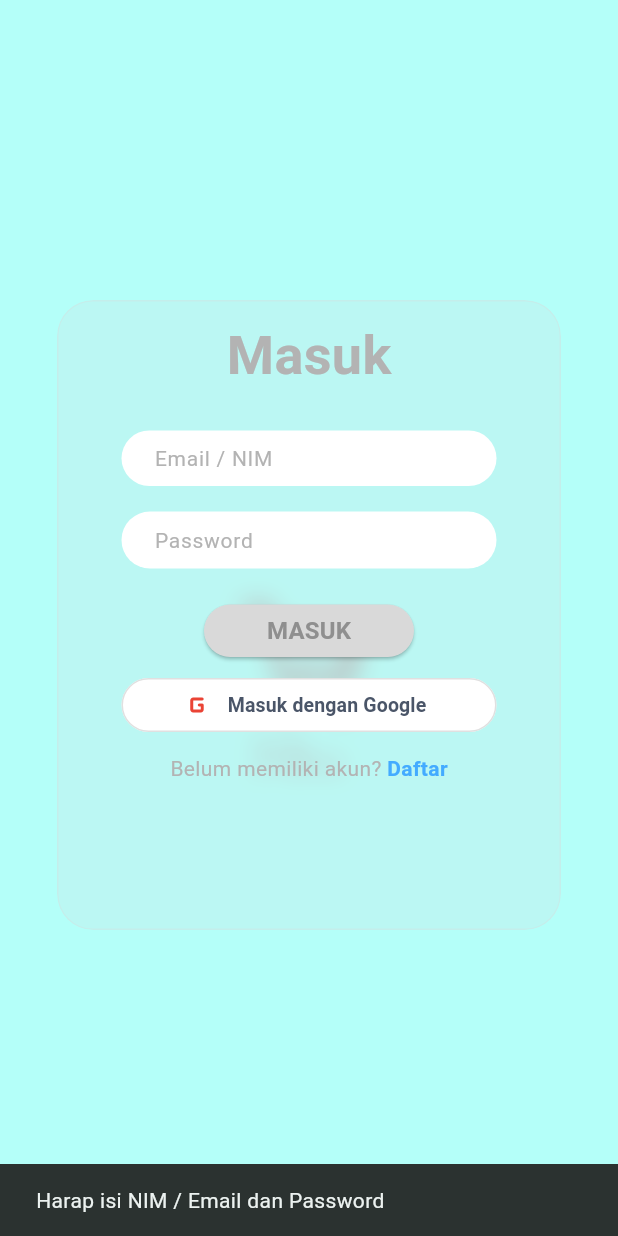
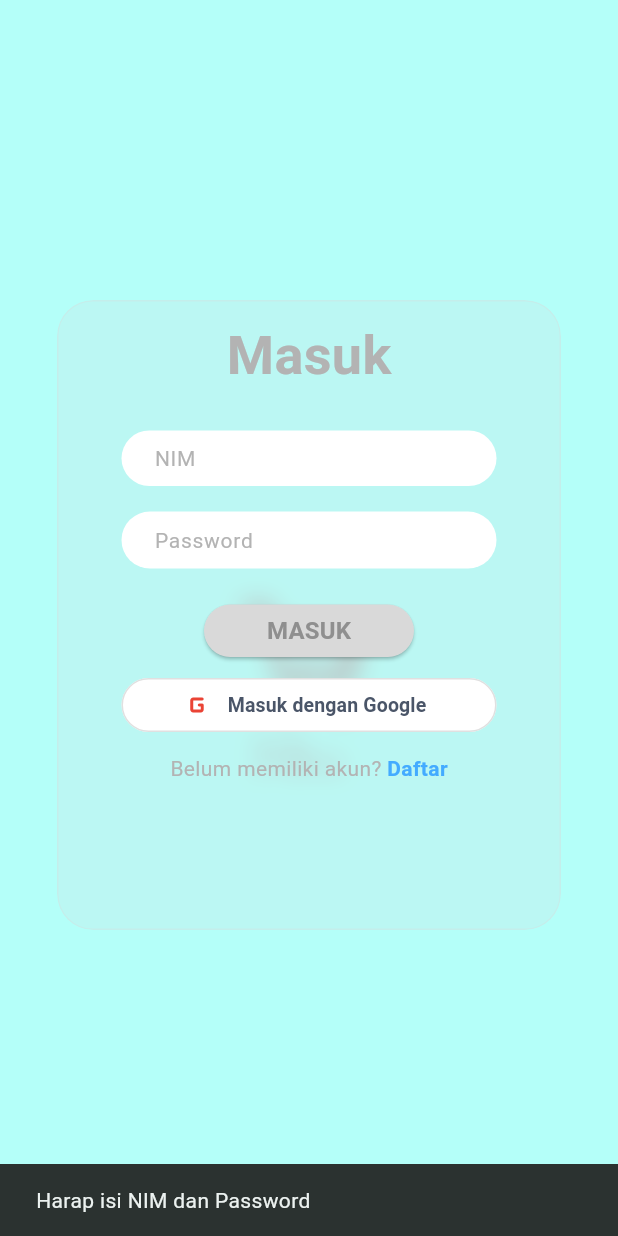
Before and after one commit to DAC8686/market_kampus, a Flutter app: the screen it shows after launch, after a tap on "MASUK", on a phone screen of 412 x 824 dp. Run offline on Flutter 3.47's test engine with Material 3 defaults, Android fonts, the light colour scheme and no system bars; our stand-ins replace connectivity_plus, firebase_core, firebase_messaging, flutter_rating_bar, flutter_svg, google_fonts and 5 more; accounts and stored records are empty.

Commit message:
refactor(auth): keep login strictly NIM & password while register captures email

```diff
--- a/apps/mobile/lib/features/auth/login_page.dart
+++ b/apps/mobile/lib/features/auth/login_page.dart
@@ -50,12 +50,12 @@ class _LoginPageState extends State<LoginPage> {
   }
 
   Future<void> _signIn() async {
-    final nimOrEmail = _nimController.text.trim();
+    final nimInput = _nimController.text.trim();
     final password = _passwordController.text.trim();
 
-    if (nimOrEmail.isEmpty || password.isEmpty) {
+    if (nimInput.isEmpty || password.isEmpty) {
       ScaffoldMessenger.of(context).showSnackBar(
-        const SnackBar(content: Text("Harap isi NIM / Email dan Password")),
+        const SnackBar(content: Text("Harap isi NIM dan Password")),
       );
       return;
     }
@@ -63,7 +63,18 @@ class _LoginPageState extends State<LoginPage> {
     setState(() => _isLoading = true);
 
     try {
-      final email = nimOrEmail.contains('@') ? nimOrEmail : "$nimOrEmail@mpus.com";
+      String email = nimInput.contains('@') ? nimInput : "$nimInput@mpus.com";
+
+      if (!nimInput.contains('@')) {
+        try {
+          final profile = await _profileService.findProfileByNim(nimInput);
+          final registeredEmail = profile?['email']?.toString().trim();
+          if (registeredEmail != null && registeredEmail.isNotEmpty) {
+            email = registeredEmail;
+          }
+        } catch (_) {}
+      }
+
       final response = await _authService.signIn(
         email: email,
         password: password,
@@ -205,7 +216,7 @@ class _LoginPageState extends State<LoginPage> {
                             height: 38 * scaleW,
                             child: TextField(
                               controller: _nimController,
-                              keyboardType: TextInputType.emailAddress,
+                              keyboardType: TextInputType.number,
                               style: TextStyle(
                                 color: MpusTheme.textPrimaryColor,
                                 fontSize: 14 * scaleW,
@@ -214,7 +225,7 @@ class _LoginPageState extends State<LoginPage> {
                               textAlignVertical: TextAlignVertical.center,
                               decoration: InputDecoration(
                                 isDense: true,
-                                labelText: 'Email / NIM',
+                                labelText: 'NIM',
                                 floatingLabelBehavior: FloatingLabelBehavior.auto,
                                 floatingLabelStyle: TextStyle(
                                   color: const Color(0xFF8F8F8F),
--- a/apps/mobile/lib/features/auth/register_page.dart
+++ b/apps/mobile/lib/features/auth/register_page.dart
@@ -188,6 +188,7 @@ class _RegisterPageState extends State<RegisterPage> {
           await _profileService.updateProfile(
             userId: currentUid,
             name: name,
+            email: emailInput,
             phone: cleanPhone,
             nim: nim,
             campusName: "Kampus",
```
Also changed, not shown: apps/mobile/lib/data/services/profile_service.dart (+12 -0 lines).
